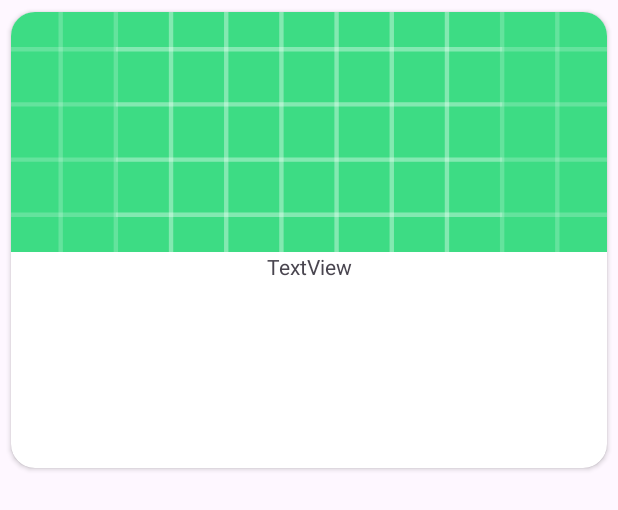
After one commit to Forzz/VKInternshipGoods, an Android app: the layout product_item.xml on its own in the app's theme, with its tools: preview values and no code run, on a phone screen of 412 x 824 dp. The commit adds this screen. Shown: the top 510 px of the screen. Run offline under Robolectric (Android 15) with nearby library versions, the phone set to English and light mode, and no system bars; network calls fail.

Commit message:
Added adapter and layouts for products list

```diff
--- a/app/build.gradle.kts
+++ b/app/build.gradle.kts
@@ -33,6 +33,9 @@ android {
     kotlinOptions {
         jvmTarget = "1.8"
     }
+    buildFeatures {
+        viewBinding = true
+    }
 }
 
 dependencies {
@@ -52,6 +55,7 @@ dependencies {
 
     // Glide
     implementation(libs.glide)
+    annotationProcessor(libs.compiler)
 
     // DI
     ksp(libs.hilt.compiler)
--- a/app/src/main/java/com/forzz/vkinternshipgoods/di/AppModule.kt
+++ b/app/src/main/java/com/forzz/vkinternshipgoods/di/AppModule.kt
@@ -2,7 +2,7 @@ package com.forzz.vkinternshipgoods.di
 
 import android.content.Context
 import com.forzz.vkinternshipgoods.GoodsApplication
-import com.forzz.vkinternshipgoods.common.Constants
+import com.forzz.vkinternshipgoods.utils.Constants
 import com.forzz.vkinternshipgoods.data.remote.ProductService
 import com.forzz.vkinternshipgoods.data.repository.ProductRepositoryImpl
 import com.forzz.vkinternshipgoods.domain.repository.ProductRepository
--- a/app/src/main/java/com/forzz/vkinternshipgoods/common/Constants.kt
+++ b/app/src/main/java/com/forzz/vkinternshipgoods/utils/Constants.kt
@@ -1,4 +1,4 @@
-package com.forzz.vkinternshipgoods.common
+package com.forzz.vkinternshipgoods.utils
 
 object Constants {
 
--- /dev/null
+++ b/app/src/main/res/layout/product_item.xml
@@ -0,0 +1,36 @@
+<?xml version="1.0" encoding="utf-8"?>
+<androidx.cardview.widget.CardView xmlns:android="http://schemas.android.com/apk/res/android"
+    xmlns:app="http://schemas.android.com/apk/res-auto"
+    xmlns:tools="http://schemas.android.com/tools"
+    android:layout_width="match_parent"
+    android:layout_height="320dp"
+    android:layout_gravity="center_horizontal"
+    app:cardCornerRadius="16dp"
+    app:cardUseCompatPadding="true">
+
+    <androidx.constraintlayout.widget.ConstraintLayout
+        android:layout_width="match_parent"
+        android:layout_height="match_parent">
+
+        <ImageView
+            android:id="@+id/image_product"
+            android:layout_width="0dp"
+            android:layout_height="160dp"
+            android:scaleType="centerCrop"
+            app:layout_constraintEnd_toEndOf="parent"
+            app:layout_constraintStart_toStartOf="parent"
+            app:layout_constraintTop_toTopOf="parent"
+            app:srcCompat="@drawable/ic_launcher_background" />
+
+        <TextView
+            android:id="@+id/text_product_name"
+            android:layout_width="wrap_content"
+            android:layout_height="wrap_content"
+            android:text="TextView"
+            app:layout_constraintEnd_toEndOf="parent"
+            app:layout_constraintStart_toStartOf="parent"
+            app:layout_constraintTop_toBottomOf="@+id/image_product" />
+
+    </androidx.constraintlayout.widget.ConstraintLayout>
+
+</androidx.cardview.widget.CardView>
--- a/gradle/libs.versions.toml
+++ b/gradle/libs.versions.toml
@@ -1,6 +1,5 @@
 [versions]
 agp = "8.1.4"
-converterGson = "latest.version"
 glide = "4.16.0"
 gson = "2.10.1"
 kotlin = "1.9.10"
@@ -28,6 +27,7 @@ androidx-navigation-fragment-ktx = { module = "androidx.navigation:navigation-fr
 androidx-navigation-ui-ktx = { module = "androidx.navigation:navigation-ui-ktx", version.ref = "navigationFragmentKtx" }
 androidx-paging-runtime = { module = "androidx.paging:paging-runtime", version.ref = "pagingRuntime" }
 androidx-paging-rxjava3 = { module = "androidx.paging:paging-rxjava3", version.ref = "pagingRuntime" }
+compiler = { module = "com.github.bumptech.glide:compiler", version.ref = "glide" }
 converter-gson = { module = "com.squareup.retrofit2:converter-gson", version.ref = "retrofit" }
 glide = { module = "com.github.bumptech.glide:glide", version.ref = "glide" }
 gson = { module = "com.google.code.gson:gson", version.ref = "gson" }
```
Also changed, not shown: app/src/main/java/com/forzz/vkinternshipgoods/presentation/adapters/ProductsAdapter.kt (added, +55 -0 lines), app/src/main/java/com/forzz/vkinternshipgoods/presentation/view/ProductsScreenFragment.kt (+24 -2 lines), app/src/main/java/com/forzz/vkinternshipgoods/presentation/viewmodel/ProductsScreenViewModel.kt (+12 -1 lines), app/src/main/java/com/forzz/vkinternshipgoods/utils/GoodsAppGlideModule.kt (added, +7 -0 lines), app/src/main/res/layout/fragment_products_screen.xml (+9 -1 lines).
